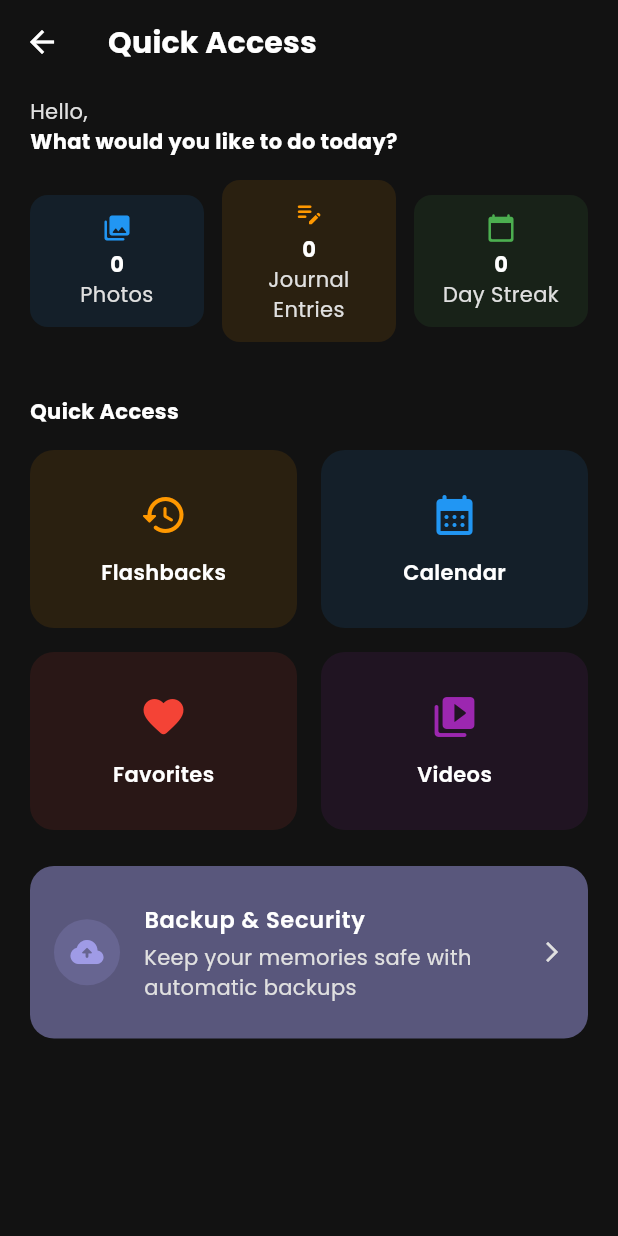
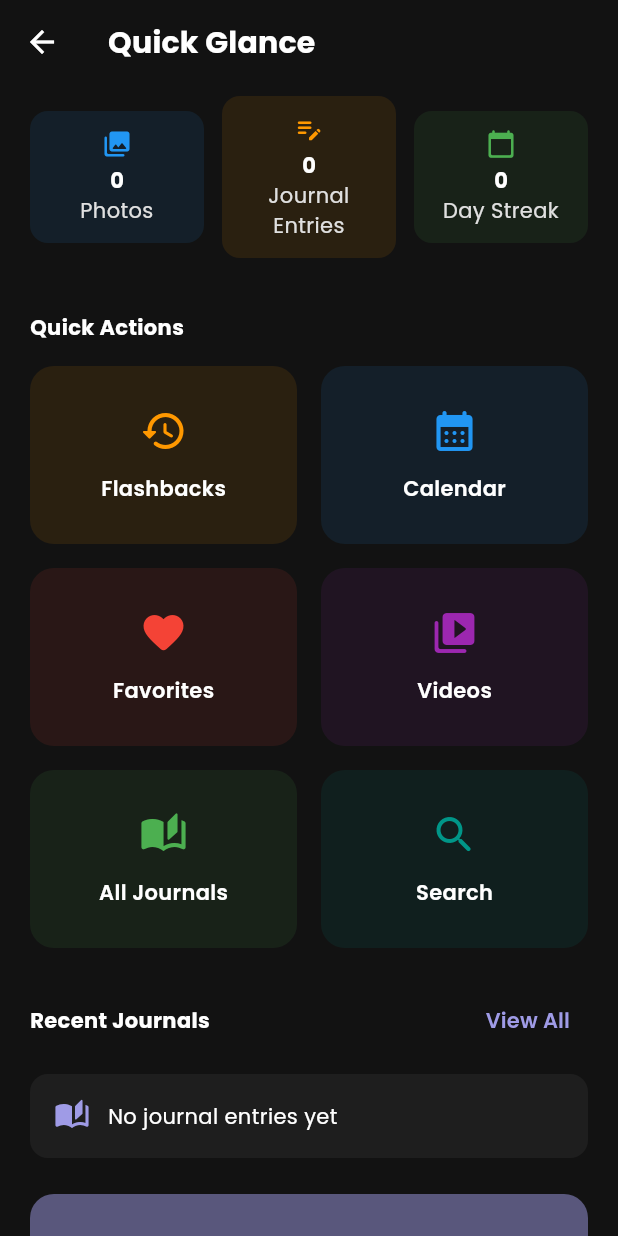
Before and after one commit to amandangol/reverie, a Flutter app: the QuickAccessScreen screen opened directly, on a phone screen of 412 x 824 dp. Run offline on Flutter 3.47's test engine with Material 3 defaults, Android fonts, the phone set to English and light mode, and no system bars; our stand-ins replace connectivity_plus, flutter_markdown, flutter_svg, google_fonts, google_generative_ai, google_sign_in and 10 more; missing offline and left inert: google_mlkit_image_labeling, google_mlkit_text_recognition, googleapis, photo_manager, photo_manager_image_provider; accounts and stored records are empty.

Commit message:
fix: quick glance

```diff
--- a/lib/features/gallery/provider/photo_operations_provider.dart
+++ b/lib/features/gallery/provider/photo_operations_provider.dart
@@ -4,9 +4,7 @@ import 'package:photo_manager/photo_manager.dart';
 import 'package:share_plus/share_plus.dart';
 import 'dart:io';
 import 'media_provider.dart';
-import '../../journal/models/journal_entry.dart';
 import '../../journal/providers/journal_provider.dart';
-import 'package:uuid/uuid.dart';
 
 class PhotoOperationsProvider extends ChangeNotifier {
   bool _isSelectionMode = false;
--- a/lib/features/quickaccess/pages/quickaccess_screen.dart
+++ b/lib/features/quickaccess/pages/quickaccess_screen.dart
@@ -10,6 +10,7 @@ import 'package:provider/provider.dart';
 import 'package:reverie/features/backupdrive/provider/backup_provider.dart';
 import 'package:reverie/features/gallery/provider/media_provider.dart';
 import 'package:reverie/features/journal/providers/journal_provider.dart';
+import 'package:reverie/features/journal/widgets/journal_search_delegate.dart';
 
 class QuickAccessScreen extends StatelessWidget {
   const QuickAccessScreen({super.key});
@@ -24,7 +25,7 @@ class QuickAccessScreen extends StatelessWidget {
       backgroundColor: colorScheme.background,
       appBar: AppBar(
         title: Text(
-          'Quick Access',
+          'Quick Glance',
           style: journalTextTheme.titleLarge?.copyWith(
             fontWeight: FontWeight.bold,
             color: colorScheme.onSurface,
@@ -49,29 +50,10 @@ class QuickAccessScreen extends StatelessWidget {
           child: Column(
             crossAxisAlignment: CrossAxisAlignment.start,
             children: [
-              // Hero section with welcome message and stats
-              Container(
+              // Stats section
+              Padding(
                 padding: const EdgeInsets.fromLTRB(20, 8, 20, 12),
-                child: Column(
-                  crossAxisAlignment: CrossAxisAlignment.start,
-                  children: [
-                    Text(
-                      'Hello,',
-                      style: journalTextTheme.headlineSmall?.copyWith(
-                        color: colorScheme.onSurfaceVariant,
-                      ),
-                    ),
-                    Text(
-                      'What would you like to do today?',
-                      style: journalTextTheme.headlineMedium?.copyWith(
-                        fontWeight: FontWeight.bold,
-                        color: colorScheme.onSurface,
-                      ),
-                    ),
-                    const SizedBox(height: 16),
-                    _buildStatsRow(context),
-                  ],
-                ),
+                child: _buildStatsRow(context),
               ),
 
               // Main features section
@@ -81,7 +63,7 @@ class QuickAccessScreen extends StatelessWidget {
                   crossAxisAlignment: CrossAxisAlignment.start,
                   children: [
                     Text(
-                      'Quick Access',
+                      'Quick Actions',
                       style: journalTextTheme.titleMedium?.copyWith(
                         fontWeight: FontWeight.bold,
                         color: colorScheme.onSurface,
@@ -89,6 +71,36 @@ class QuickAccessScreen extends StatelessWidget {
                     ),
                     const SizedBox(height: 16),
                     _buildMainFeaturesGrid(context),
+                  ],
+                ),
+              ),
+
+              // Recent Journals section
+              Padding(
+                padding: const EdgeInsets.fromLTRB(20, 0, 20, 24),
+                child: Column(
+                  crossAxisAlignment: CrossAxisAlignment.start,
+                  children: [
+                    Row(
+                      mainAxisAlignment: MainAxisAlignment.spaceBetween,
+                      children: [
+                        Text(
+                          'Recent Journals',
+                          style: journalTextTheme.titleMedium?.copyWith(
+                            fontWeight: FontWeight.bold,
+                            color: colorScheme.onSurface,
+                          ),
+                        ),
+                        TextButton(
+                          onPressed: () {
+                            Navigator.pushNamed(context, '/journals');
+                          },
+                          child: const Text('View All'),
+                        ),
+                      ],
+                    ),
+                    const SizedBox(height: 12),
+                    _buildRecentJournals(context),
                   ],
                 ),
               ),
@@ -188,6 +200,81 @@ class QuickAccessScreen extends StatelessWidget {
     );
   }
 
+  Widget _buildRecentJournals(BuildContext context) {
+    return Consumer<JournalProvider>(
+      builder: (context, journalProvider, _) {
+        final recentEntries = journalProvider.entries.take(2).toList();
+
+        if (recentEntries.isEmpty) {
+          return Container(
+            padding: const EdgeInsets.all(16),
+            decoration: BoxDecoration(
+              color: Theme.of(context).colorScheme.surface,
+              borderRadius: BorderRadius.circular(12),
+            ),
+            child: Row(
+              children: [
+                Icon(
+                  Icons.auto_stories_rounded,
+                  color: Theme.of(context).colorScheme.primary,
+                ),
+                const SizedBox(width: 12),
+                Text(
+                  'No journal entries yet',
+                  style: AppTheme.journalTextTheme.bodyMedium,
+                ),
+              ],
+            ),
+          );
+        }
+
+        return Column(
+          children: recentEntries.map((entry) {
+            return Card(
+              margin: const EdgeInsets.only(bottom: 8),
+              child: ListTile(
+                leading: Container(
+                  padding: const EdgeInsets.all(8),
+                  decoration: BoxDecoration(
+                    color:
+                        Theme.of(context).colorScheme.primary.withOpacity(0.1),
+                    shape: BoxShape.circle,
+                  ),
+                  child: Icon(
+                    Icons.edit_note_rounded,
+                    color: Theme.of(context).colorScheme.primary,
+                  ),
+                ),
+                title: Text(
+                  entry.title,
+                  style: AppTheme.journalTextTheme.titleMedium,
+                ),
+                subtitle: Text(
+                  entry.content,
+                  maxLines: 1,
+                  overflow: TextOverflow.ellipsis,
+                  style: AppTheme.journalTextTheme.bodyMedium,
+                ),
+                trailing: Icon(
+                  Icons.arrow_forward_ios,
+                  size: 16,
+                  color: Theme.of(context).colorScheme.onSurfaceVariant,
+                ),
+                onTap: () {
+                  Navigator.pushNamed(
+                    context,
+                    '/journal-detail',
+                    arguments: entry,
+                  );
+                },
+              ),
+            );
+          }).toList(),
+        );
+      },
+    );
+  }
+
   Widget _buildMainFeaturesGrid(BuildContext context) {
     final features = [
       {
@@ -234,6 +321,23 @@ class QuickAccessScreen extends StatelessWidget {
                 builder: (context) => const VideoAlbumsPage(),
               ),
             ),
+      },
+      {
+        'title': 'All Journals',
+        'icon': Icons.auto_stories_rounded,
+        'color': Colors.green,
+        'onTap': () => Navigator.pushNamed(context, '/journals'),
+      },
+      {
+        'title': 'Search',
+        'icon': Icons.search_rounded,
+        'color': Colors.teal,
+        'onTap': () {
+          showSearch(
+            context: context,
+            delegate: JournalSearchDelegate(context.read<JournalProvider>()),
+          );
+        },
       },
     ];
 
@@ -342,9 +446,7 @@ class QuickAccessScreen extends StatelessWidget {
           subtitle: Padding(
             padding: const EdgeInsets.only(top: 4),
             child: Text(
-              backupProvider.isSignedIn
-                  ? 'Your memories are safely backed up'
-                  : 'Keep your memories safe with automatic backups',
+              'Keep your memories safe with backups and restorations',
               style: journalTextTheme.bodyMedium?.copyWith(
                 color: colorScheme.onSurfaceVariant,
               ),
--- a/lib/main.dart
+++ b/lib/main.dart
@@ -6,6 +6,7 @@ import 'features/about/pages/features_screen.dart';
 import 'features/gallery/pages/gallery_page.dart';
 import 'features/gallery/pages/media_detail_view.dart';
 import 'features/journal/models/journal_entry.dart';
+import 'features/journal/pages/all_journals_screen.dart';
 import 'features/journal/pages/journal_detail_screen.dart';
 import 'features/journal/pages/journal_screen.dart';
 import 'features/permissions/provider/permission_provider.dart';
@@ -89,6 +90,7 @@ class MyApp extends StatelessWidget {
                 lastEdited: DateTime.now(),
               ),
             ),
+        '/journals': (context) => const AllJournalsScreen(),
       },
     );
   }
--- a/lib/widgets/app_drawer.dart
+++ b/lib/widgets/app_drawer.dart
@@ -169,7 +169,7 @@ class AppDrawer extends StatelessWidget {
                 _buildDrawerItem(
                   context,
                   icon: Icons.dashboard_rounded,
-                  title: 'Quick Access',
+                  title: 'Quick Glance',
                   onTap: () => onNavigation(const QuickAccessScreen()),
                 ),
 
```
Also changed, not shown: lib/features/gallery/pages/gallery_page.dart (+9 -9 lines).
